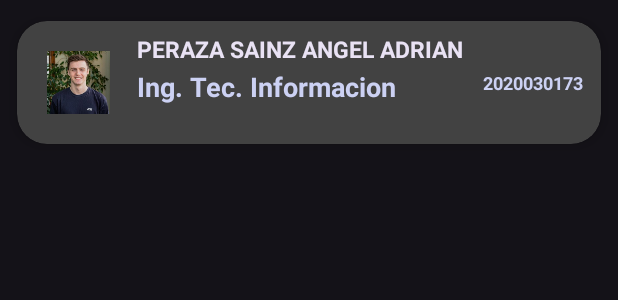
After one commit to INGCapaDev/listview-personalized-filtered, an Android app: the layout alumno_items.xml on its own in the app's theme, with its tools: preview values and no code run, on a phone screen of 412 x 824 dp. The commit adds this screen. Shown: the top 300 px of the screen. Run offline under Robolectric (Android 15) with nearby library versions, the phone set to English and light mode, and no system bars.

Commit message:
Recycler View

```diff
--- a/app/src/main/AndroidManifest.xml
+++ b/app/src/main/AndroidManifest.xml
@@ -13,7 +13,7 @@
         android:theme="@style/Theme.ListViewPerso"
         tools:targetApi="31">
         <activity
-            android:name=".MainActivity"
+            android:name=".Aplicacion"
             android:exported="true">
             <intent-filter>
                 <action android:name="android.intent.action.MAIN" />
--- a/app/src/main/res/layout/activity_main.xml
+++ b/app/src/main/res/layout/activity_main.xml
@@ -11,10 +11,10 @@
         android:layout_height="match_parent"
         android:orientation="vertical">
 
-        <ListView
-            android:id="@+id/ListViewContacto"
+        <androidx.recyclerview.widget.RecyclerView
             android:layout_width="match_parent"
-            android:layout_height="match_parent" />
+            android:layout_height="match_parent"
+            android:id="@+id/recId"/>
     </LinearLayout>
 
 </androidx.constraintlayout.widget.ConstraintLayout>
--- /dev/null
+++ b/app/src/main/res/layout/alumno_items.xml
@@ -0,0 +1,86 @@
+<?xml version="1.0" encoding="utf-8"?>
+<androidx.cardview.widget.CardView xmlns:android="http://schemas.android.com/apk/res/android"
+    android:layout_width="match_parent"
+    android:layout_height="wrap_content"
+    android:id="@+id/cv"
+    android:animateLayoutChanges="true"
+    app:cardCornerRadius="20dp"
+    app:cardElevation="5dp"
+    app:cardUseCompatPadding="true"
+    xmlns:app="http://schemas.android.com/apk/res-auto">
+
+    <LinearLayout
+        android:layout_width="match_parent"
+        android:layout_height="wrap_content"
+        android:animateLayoutChanges="true"
+        android:orientation="vertical">
+
+        <RelativeLayout
+            android:layout_width="match_parent"
+            android:layout_height="wrap_content"
+            android:animateLayoutChanges="true"
+            android:orientation="vertical"
+            android:padding="6dp">
+
+            <ImageView
+                android:id="@+id/foto"
+                android:layout_width="70dp"
+                android:layout_height="70dp"
+                android:layout_alignParentStart="true"
+                android:layout_alignParentLeft="true"
+                android:layout_centerVertical="true"
+                android:layout_gravity="center"
+                android:paddingHorizontal="14dp"
+                app:srcCompat="@drawable/avatar"/>
+
+            <LinearLayout
+                android:layout_width="wrap_content"
+                android:layout_height="wrap_content"
+                android:id="@+id/lineLay"
+                android:layout_alignParentTop="true"
+                android:layout_marginStart="4dp"
+                android:layout_marginTop="2dp"
+                android:layout_toEndOf="@+id/foto"
+                android:orientation="vertical"
+                android:layout_marginLeft="4dp"
+                android:layout_toRightOf="@id/foto">
+
+                <TextView
+                    android:id="@+id/txtAlumnoNombre"
+                    android:layout_width="match_parent"
+                    android:layout_height="wrap_content"
+                    android:layout_marginBottom="2dp"
+                    android:textColor="#E9E2F4"
+                    android:text="PERAZA SAINZ ANGEL ADRIAN"
+                    android:textSize="15sp"
+                    android:textStyle="bold"/>
+                <TextView
+                    android:id="@+id/txtCarrera"
+                    android:layout_width="match_parent"
+                    android:layout_height="wrap_content"
+                    android:layout_marginBottom="2dp"
+                    android:textColor="#CCD1F3"
+                    android:text="Ing. Tec. Informacion"
+                    android:textSize="18sp"
+                    android:textStyle="bold"/>
+
+            </LinearLayout>
+
+            <TextView
+                android:id="@+id/txtMatricula"
+                android:layout_width="wrap_content"
+                android:layout_height="wrap_content"
+                android:layout_centerVertical="true"
+                android:layout_marginEnd="6dp"
+                android:layout_marginRight="6dp"
+                android:text="2020030173"
+                android:textSize="12sp"
+                android:textColor="#CCD1F3"
+                android:textStyle="bold"
+                android:layout_alignParentRight="true"
+                android:layout_alignParentEnd="true"/>
+        </RelativeLayout>
+
+    </LinearLayout>
+
+</androidx.cardview.widget.CardView>
```
Also changed, not shown: app/src/main/java/Model/AlumnosDb.java (+5 -5 lines), app/src/main/java/com/example/listviewperso/AdapterAlumno.java (+44 -81 lines), app/src/main/java/com/example/listviewperso/Alumno.java (+66 -28 lines), app/src/main/java/com/example/listviewperso/Aplicacion.java (added, +22 -0 lines), app/src/main/java/com/example/listviewperso/MainActivity.java (+15 -66 lines).
